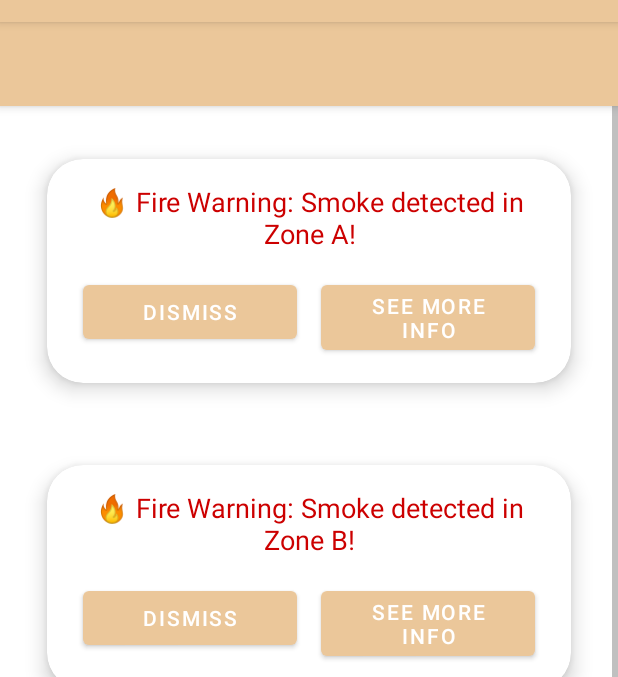
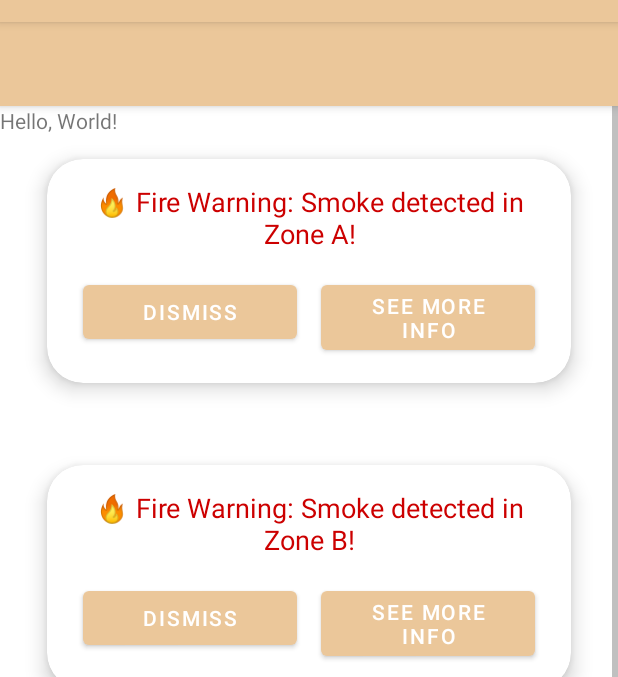
Before and after one commit to Samo849/Pyroscope, an Android app: the screen it shows after launch (MainActivity), item 3 of the bottom bar chosen, on a phone screen of 412 x 824 dp, the part 62-739 px from its top. Run offline under Robolectric (Android 15) with nearby library versions, the phone set to English and light mode, and no system bars; our stand-ins replace Volley; network calls fail.

Commit message:
small merge fixes

```diff
--- a/app/src/main/java/com/example/fireapp/MainActivity.java
+++ b/app/src/main/java/com/example/fireapp/MainActivity.java
@@ -58,11 +58,13 @@ public class MainActivity extends AppCompatActivity {
             } else if (itemId == R.id.notifications) {
                 replaceFragment(new NotificationsFragment());
             }
+
             return true;
         });
 
+
         data = findViewById(R.id.data);
-        jsonTextView = findViewById(R.id.local_json);
+        //jsonTextView = findViewById(R.id.local_json);
 
         url = "http://lukamali.com/ttn2value/data/70B3D57ED0070837.json";
 
@@ -74,10 +76,8 @@ public class MainActivity extends AppCompatActivity {
         if (fires != null && !fires.isEmpty()) {
             FireModel firstFire = fires.get(0);
 
-            jsonTextView.setText(firstFire.acq_date + " " + firstFire.latitude);
+            //jsonTextView.setText(firstFire.acq_date + " " + firstFire.latitude);
         }
-
-
     }
 
     private List<FireModel> loadFires2023WithGson() {
--- a/app/src/main/res/layout/activity_main.xml
+++ b/app/src/main/res/layout/activity_main.xml
@@ -1,6 +1,7 @@
 <?xml version="1.0" encoding="utf-8"?>
 <androidx.constraintlayout.widget.ConstraintLayout xmlns:android="http://schemas.android.com/apk/res/android"
     xmlns:app="http://schemas.android.com/apk/res-auto"
+    xmlns:tools="http://schemas.android.com/tools"
     android:id="@+id/container"
     android:layout_width="match_parent"
     android:layout_height="match_parent">
@@ -29,7 +30,23 @@
         app:layout_constraintBottom_toTopOf="@+id/bottomNavigationView"
         app:layout_constraintEnd_toEndOf="parent"
         app:layout_constraintStart_toStartOf="parent"
-        app:layout_constraintTop_toBottomOf="@+id/appBarLayout" />
+        app:layout_constraintTop_toBottomOf="@+id/appBarLayout" >
+        <!-- TODO delete these textviews
+        <TextView
+            android:id="@+id/local_json"
+            android:layout_width="wrap_content"
+            android:layout_height="wrap_content"
+            android:text="Hello, World!"
+            tools:ignore="MissingConstraints" />
+-->
+        <TextView
+            android:id="@+id/data"
+            android:layout_width="wrap_content"
+            android:layout_height="wrap_content"
+            android:text="Hello, World!"
+            tools:ignore="MissingConstraints" />
+    </FrameLayout>
+
 
     <com.google.android.material.bottomnavigation.BottomNavigationView
         android:id="@+id/bottomNavigationView"
```
